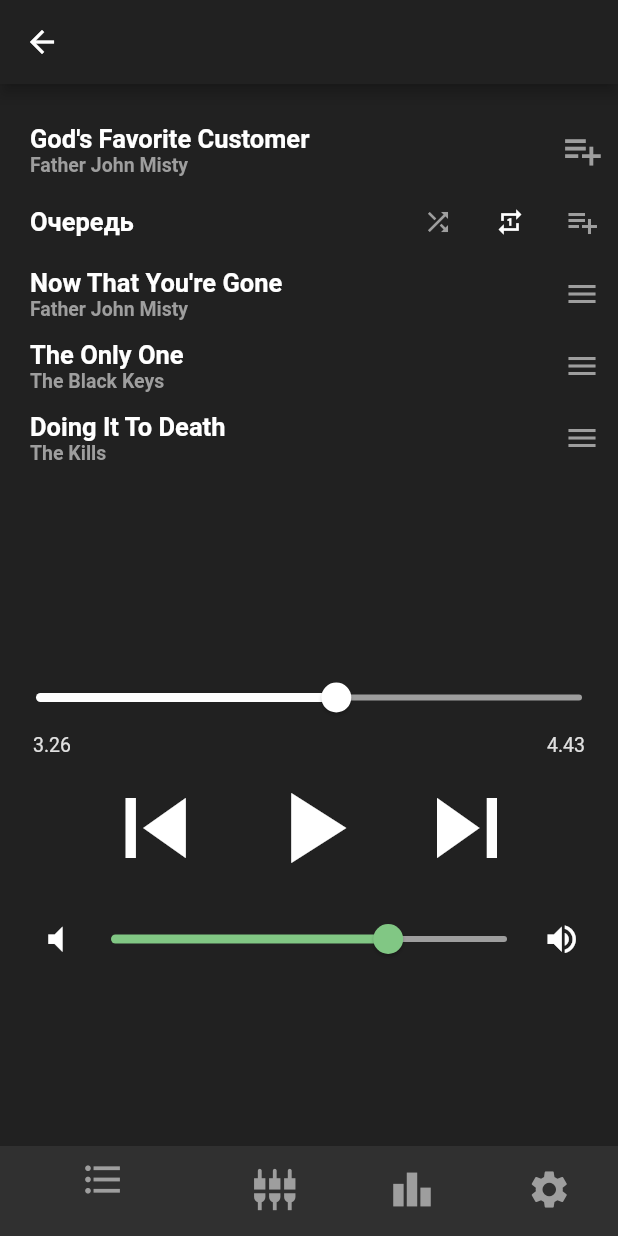
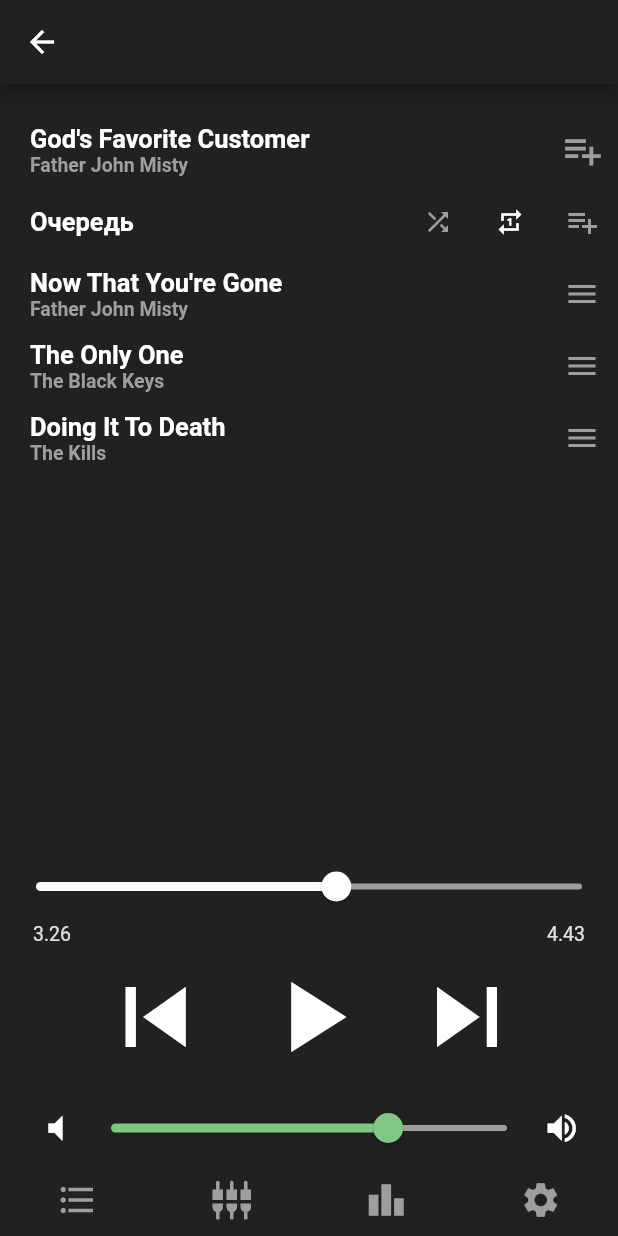
Before and after one commit to umaruch/nagaudio-client, a Flutter app: the MainPage screen opened directly, on a phone screen of 412 x 824 dp. Run offline on Flutter 3.47's test engine with Material 2 defaults, Android fonts, the phone set to English and light mode, and no system bars.

Commit message:
extracted duration widget

```diff
--- a/lib/main_page.dart
+++ b/lib/main_page.dart
@@ -1,5 +1,6 @@
 import 'dart:ui';
 import 'package:flutter/material.dart';
+import 'package:nagaudio/widgets/duration_widget.dart';
 
 class MainPage extends StatefulWidget {
   MainPage({Key key}) : super(key: key);
@@ -9,14 +10,19 @@
 }
 
 class _MainPageState extends State<MainPage> {
-  double firstSliderValue = 55;
-  double secondSliderValue = 70;
+  double durationSliderValue = 55;
+  double soundSliderValue = 70;
+  String timePassed = '3.26';
+  String timeLeft = '4.43';
 
   @override
   Widget build(BuildContext context) {
     return Scaffold(
       appBar: AppBar(),
-      body: SingleChildScrollView(
+      body: Column(
+        children: [
+          Expanded(
+            child: SingleChildScrollView(
               child: Column(
                 children: <Widget>[
                   Padding(
@@ -56,7 +62,8 @@
                                 barrierLabel: MaterialLocalizations.of(context)
                                     .modalBarrierDismissLabel,
                                 barrierColor: Colors.black45,
-                          transitionDuration: const Duration(milliseconds: 10),
+                                transitionDuration:
+                                    const Duration(milliseconds: 10),
                                 pageBuilder: (BuildContext buildContext,
                                     Animation animation,
                                     Animation secondaryAnimation) {
@@ -76,7 +83,8 @@
                                             },
                                             child: Text(
                                               "Save",
-                                        style: TextStyle(color: Colors.white),
+                                              style: TextStyle(
+                                                  color: Colors.white),
                                             ),
                                           )
                                         ],
@@ -280,42 +288,16 @@
                     ),
                   ),
                   SizedBox(
-              height: 125,
-            ),
-            Slider(
-              value: firstSliderValue,
-              min: 0,
-              max: 100,
-              activeColor: Colors.white,
-              inactiveColor: Colors.grey,
-              onChangeEnd: (double value) {
-                setState(() {
-                  firstSliderValue = value;
-                });
-              },
-              onChanged: (value) {},
-            ),
-            Padding(
-              padding: const EdgeInsets.symmetric(horizontal: 22),
-              child: Row(
-                mainAxisAlignment: MainAxisAlignment.spaceBetween,
-                children: <Widget>[
-                  Text(
-                    '3.26',
-                    style: TextStyle(
-                      color: Colors.grey[300],
-                      fontSize: 13,
-                    ),
-                  ),
-                  Text(
-                    '4.43',
-                    style: TextStyle(
-                      color: Colors.grey[300],
-                      fontSize: 13,
-                    ),
+                    height: 525,
                   ),
                 ],
               ),
+            ),
+          ),
+          DurationWidget(
+            durationSliderValue: durationSliderValue,
+            timePassed: timePassed,
+            timeLeft: timeLeft,
           ),
           Padding(
             padding: const EdgeInsets.only(right: 45),
@@ -365,14 +347,14 @@
                 ),
                 Expanded(
                   child: Slider(
-                      value: secondSliderValue,
+                    value: soundSliderValue,
                     min: 0,
                     max: 100,
                     activeColor: Colors.green[300],
                     inactiveColor: Colors.grey,
                     onChangeEnd: (double value) {
                       setState(() {
-                          secondSliderValue = value;
+                        soundSliderValue = value;
                       });
                     },
                     onChanged: (value) {},
@@ -386,47 +368,85 @@
               ],
             ),
           ),
+          Row(
+            mainAxisAlignment: MainAxisAlignment.spaceAround,
+            children: [
+              IconButton(
+                icon: Icon(
+                  Icons.format_list_bulleted,
+                  size: 28,
+                  color: Colors.grey,
+                ),
+                onPressed: () {},
+              ),
+              IconButton(
+                icon: Icon(
+                  Icons.settings_input_component,
+                  size: 28,
+                  color: Colors.grey,
+                ),
+                onPressed: () {},
+              ),
+              IconButton(
+                icon: Icon(
+                  Icons.leaderboard,
+                  size: 28,
+                  color: Colors.grey,
+                ),
+                onPressed: () {},
+              ),
+              IconButton(
+                icon: Icon(
+                  Icons.settings,
+                  size: 28,
+                  color: Colors.grey,
+                ),
+                onPressed: () {},
+              ),
             ],
           ),
-      ),
-      bottomNavigationBar: BottomNavigationBar(
-        elevation: 0,
-        backgroundColor: Colors.grey[900],
-        items: [
-          BottomNavigationBarItem(
-            icon: Icon(
-              Icons.format_list_bulleted,
-              size: 30,
-              color: Colors.grey,
-            ),
-            label: '',
-          ),
-          BottomNavigationBarItem(
-            icon: Icon(
-              Icons.settings_input_component,
-              size: 30,
-              color: Colors.grey,
-            ),
-            label: '',
-          ),
-          BottomNavigationBarItem(
-            icon: Icon(
-              Icons.leaderboard,
-              size: 30,
-              color: Colors.grey,
-            ),
-            label: '',
-          ),
-          BottomNavigationBarItem(
-            icon: Icon(
-              Icons.settings,
-              size: 30,
-              color: Colors.grey,
-            ),
-            label: '',
-          )
         ],
       ),
+      // bottomNavigationBar: BottomNavigationBar(
+      //   type: BottomNavigationBarType.fixed,
+      //   currentIndex: 0,
+      //   elevation: 0,
+      //   backgroundColor: Colors.grey[900],
+      //   items: [
+      //     BottomNavigationBarItem(
+      //       icon: Icon(
+      //         Icons.settings_input_component,
+      //         size: 30,
+      //         color: Colors.grey,
+      //       ),
+      //       label: '',
+      //     ),
+      //     BottomNavigationBarItem(
+      //       icon: Icon(
+      //         Icons.settings_input_component,
+      //         size: 30,
+      //         color: Colors.grey,
+      //       ),
+      //       label: '',
+      //     ),
+      //     BottomNavigationBarItem(
+      //       icon: Icon(
+      //         Icons.leaderboard,
+      //         size: 30,
+      //         color: Colors.grey,
+      //       ),
+      //       label: '',
+      //     ),
+      //     BottomNavigationBarItem(
+      //       icon: Icon(
+      //         Icons.settings,
+      //         size: 30,
+      //         color: Colors.grey,
+      //       ),
+      //       label: '',
+      //     )
+      //   ],
+      // ),
     );
   }
 }
--- /dev/null
+++ b/lib/widgets/duration_widget.dart
@@ -0,0 +1,57 @@
+import 'package:flutter/material.dart';
+
+class DurationWidget extends StatelessWidget {
+  const DurationWidget({
+    Key key,
+    @required this.durationSliderValue,
+    @required this.timePassed,
+    @required this.timeLeft,
+  }) : super(key: key);
+
+  final double durationSliderValue;
+  final String timePassed;
+  final String timeLeft;
+
+  @override
+  Widget build(BuildContext context) {
+    return Column(
+      children: [
+        Slider(
+          value: durationSliderValue,
+          min: 0,
+          max: 100,
+          activeColor: Colors.white,
+          inactiveColor: Colors.grey,
+          onChangeEnd: (double value) {
+            // setState(() {
+            //   durationSliderValue = value;
+            // });
+          },
+          onChanged: (value) {},
+        ),
+        Padding(
+          padding: const EdgeInsets.symmetric(horizontal: 22),
+          child: Row(
+            mainAxisAlignment: MainAxisAlignment.spaceBetween,
+            children: <Widget>[
+              Text(
+                timePassed,
+                style: TextStyle(
+                  color: Colors.grey[300],
+                  fontSize: 13,
+                ),
+              ),
+              Text(
+                timeLeft,
+                style: TextStyle(
+                  color: Colors.grey[300],
+                  fontSize: 13,
+                ),
+              ),
+            ],
+          ),
+        ),
+      ],
+    );
+  }
+}
```
Lines whose indentation alone changed are shown as unchanged.
